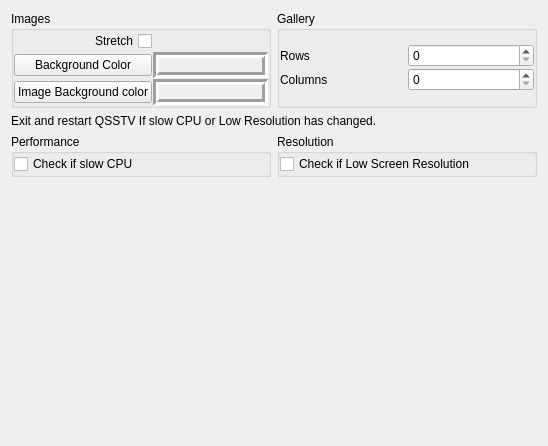
Before: the Qt Designer form qsstv/config/guiconfig.ui in xdsopl/qsstv, drawn with Qt 5.
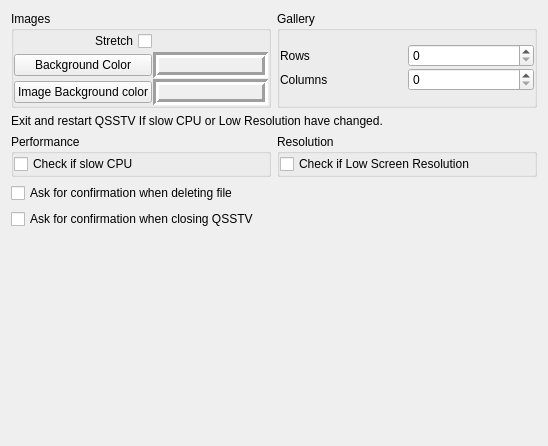
After: the same form once the commit is applied.

```diff
--- a/qsstv/config/guiconfig.ui
+++ b/qsstv/config/guiconfig.ui
@@ -171,7 +171,7 @@
    <item>
     <widget class="QLabel" name="label_3">
      <property name="text">
-      <string>Exit and restart QSSTV If slow CPU or Low Resolution has changed.</string>
+      <string>Exit and restart QSSTV If slow CPU or Low Resolution have changed.</string>
      </property>
     </widget>
    </item>
@@ -247,6 +247,20 @@
      </item>
     </layout>
    </item>
+   <item>
+    <widget class="QCheckBox" name="confirmDeletionCheckBox">
+     <property name="text">
+      <string>Ask for confirmation when deleting file </string>
+     </property>
+    </widget>
+   </item>
+   <item>
+    <widget class="QCheckBox" name="confirmCloseCheckBox">
+     <property name="text">
+      <string>Ask for confirmation when closing QSSTV</string>
+     </property>
+    </widget>
+   </item>
    <item>
     <spacer name="verticalSpacer">
      <property name="orientation">
```
